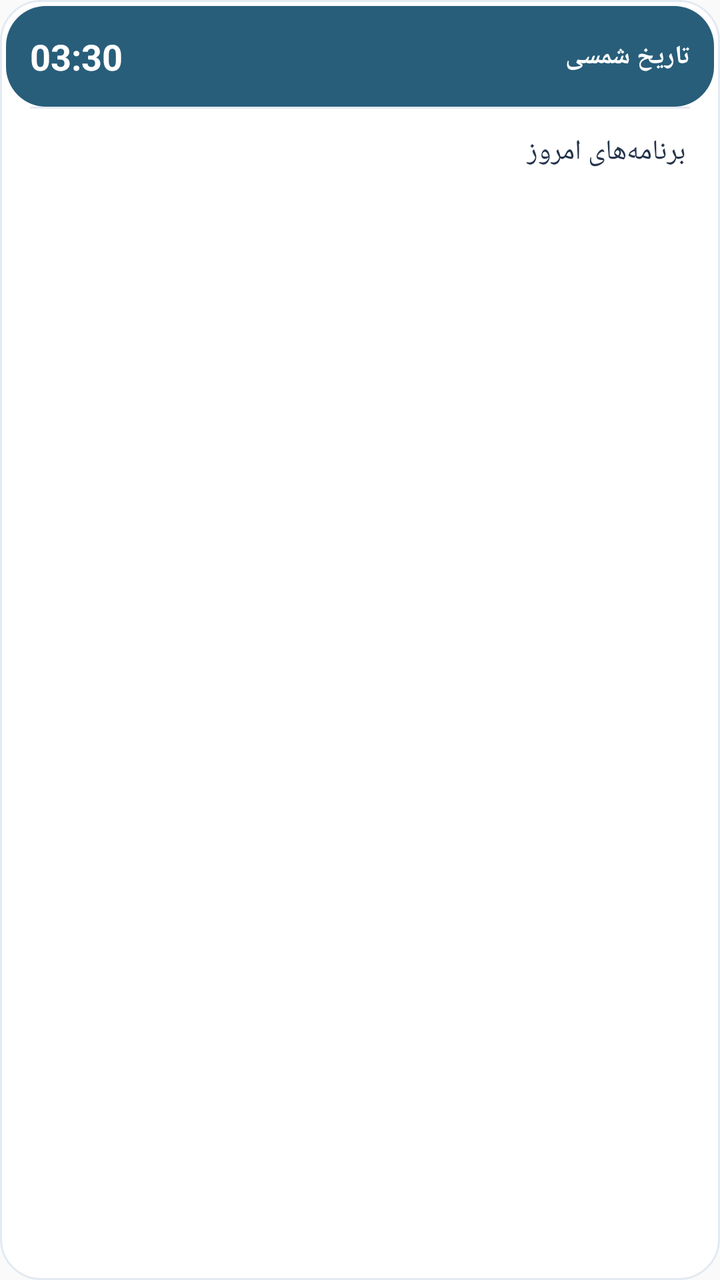
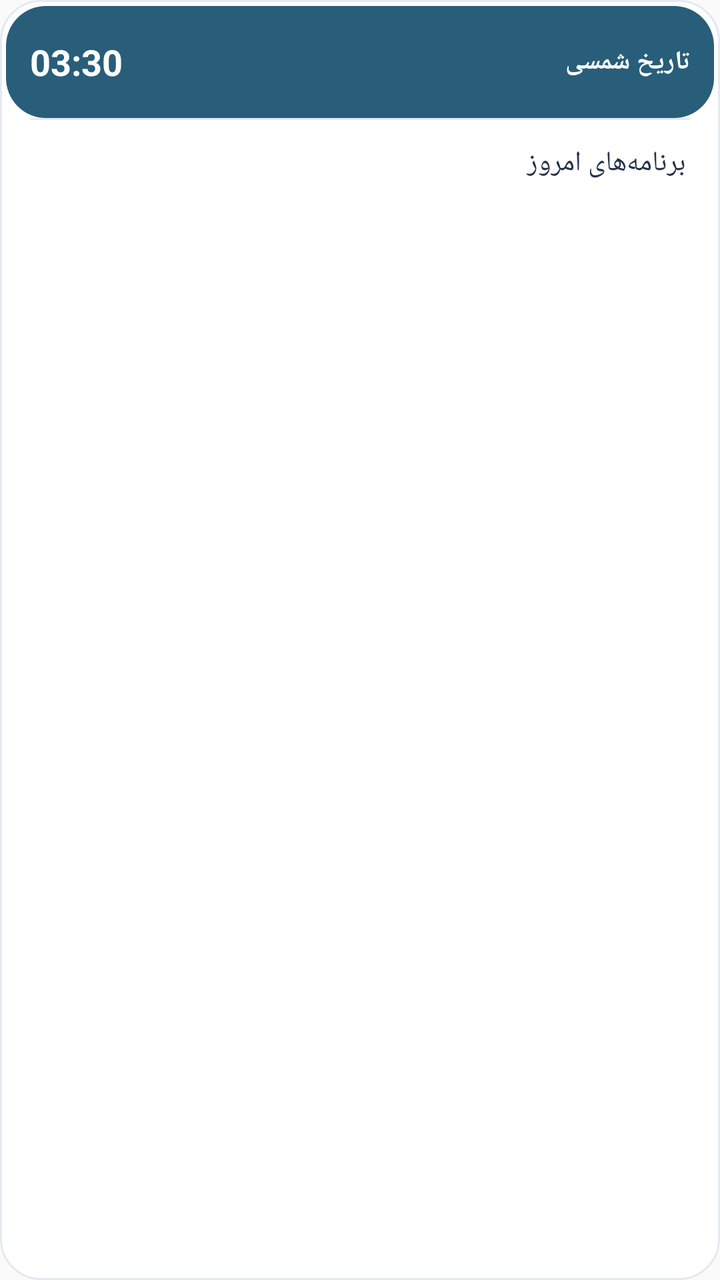

Two renders of the same Android screen: before a commit and after it. Below are the layout's source before the change and the commit's diff.
<!-- AndroidManifest.xml: application theme android:Theme.Material.Light.NoActionBar -->
<!-- res/layout/widget_notes.xml -->
<LinearLayout xmlns:android="http://schemas.android.com/apk/res/android" android:layout_width="match_parent" android:layout_height="match_parent" android:orientation="vertical" android:layoutDirection="rtl" android:padding="3dp" android:background="@drawable/widget_body"><FrameLayout android:layout_width="match_parent" android:layout_height="wrap_content"><ImageView android:id="@+id/widget_header_image" android:layout_width="match_parent" android:layout_height="match_parent" android:scaleType="fitXY" android:src="@drawable/widget_day_0"/><LinearLayout android:id="@+id/widget_header" android:layout_width="match_parent" android:layout_height="wrap_content" android:layoutDirection="rtl" android:orientation="horizontal" android:gravity="center_vertical" android:paddingHorizontal="12dp" android:paddingVertical="13dp" ><TextView android:id="@+id/date_text" android:layout_width="0dp" android:layout_height="wrap_content" android:layout_weight="1" android:gravity="right|center_vertical" android:textDirection="rtl" android:textLocale="fa-IR" android:textSize="13sp" android:textStyle="bold" android:textColor="#FFFFFF" android:maxLines="2" android:ellipsize="end" android:text="تاریخ شمسی"/><TextClock android:id="@+id/iran_clock" android:layout_width="wrap_content" android:layout_height="wrap_content" android:layout_marginStart="9dp" android:timeZone="Asia/Tehran" android:format24Hour="HH:mm" android:format12Hour="HH:mm" android:textLocale="fa-IR" android:textColor="#FFFFFF" android:textSize="18sp" android:textStyle="bold"/></LinearLayout></FrameLayout><TextView android:layout_width="match_parent" android:layout_height="1dp" android:layout_marginHorizontal="12dp" android:background="#E5EAF1"/><TextView android:id="@+id/notes_text" android:layout_width="match_parent" android:layout_height="0dp" android:layout_weight="1" android:paddingHorizontal="14dp" android:paddingVertical="12dp" android:textDirection="rtl" android:gravity="right|top" android:textLocale="fa-IR" android:textColor="#25344C" android:textSize="14sp" android:maxLines="7" android:ellipsize="end" android:text="برنامه‌های امروز"/></LinearLayout>
<!-- resources referenced by this layout -->
<resources>
  <!-- drawable widget_body (drawable) -->
  <shape xmlns:android="http://schemas.android.com/apk/res/android"><solid android:color="#FFFFFFFF"/><corners android:radius="20dp"/><stroke android:width="1dp" android:color="#E4EAF2"/></shape>
  <!-- drawable widget_day_0 (drawable) -->
  <shape xmlns:android="http://schemas.android.com/apk/res/android" android:shape="rectangle"><solid android:color="#285E7A"/><corners android:radius="20dp"/></shape>
</resources>

<!-- the commit's change to res/layout/widget_notes.xml (unified diff, before → after) -->
@@ -1 +1 @@
-<LinearLayout xmlns:android="http://schemas.android.com/apk/res/android" android:layout_width="match_parent" android:layout_height="match_parent" android:orientation="vertical" android:layoutDirection="rtl" android:padding="3dp" android:background="@drawable/widget_body"><FrameLayout android:layout_width="match_parent" android:layout_height="wrap_content"><ImageView android:id="@+id/widget_header_image" android:layout_width="match_parent" android:layout_height="match_parent" android:scaleType="fitXY" android:src="@drawable/widget_day_0"/><LinearLayout android:id="@+id/widget_header" android:layout_width="match_parent" android:layout_height="wrap_content" android:layoutDirection="rtl" android:orientation="horizontal" android:gravity="center_vertical" android:paddingHorizontal="12dp" android:paddingVertical="13dp" ><TextView android:id="@+id/date_text" android:layout_width="0dp" android:layout_height="wrap_content" android:layout_weight="1" android:gravity="right|center_vertical" android:textDirection="rtl" android:textLocale="fa-IR" android:textSize="13sp" android:textStyle="bold" android:textColor="#FFFFFF" android:maxLines="2" android:ellipsize="end" android:text="تاریخ شمسی"/><TextClock android:id="@+id/iran_clock" android:layout_width="wrap_content" android:layout_height="wrap_content" android:layout_marginStart="9dp" android:timeZone="Asia/Tehran" android:format24Hour="HH:mm" android:format12Hour="HH:mm" android:textLocale="fa-IR" android:textColor="#FFFFFF" android:textSize="18sp" android:textStyle="bold"/></LinearLayout></FrameLayout><TextView android:layout_width="match_parent" android:layout_height="1dp" android:layout_marginHorizontal="12dp" android:background="#E5EAF1"/><TextView android:id="@+id/notes_text" android:layout_width="match_parent" android:layout_height="0dp" android:layout_weight="1" android:paddingHorizontal="14dp" android:paddingVertical="12dp" android:textDirection="rtl" android:gravity="right|top" android:textLocale="fa-IR" android:textColor="#25344C" android:textSize="14sp" android:maxLines="7" android:ellipsize="end" android:text="برنامه‌های امروز"/></LinearLayout>
+<LinearLayout xmlns:android="http://schemas.android.com/apk/res/android" android:layout_width="match_parent" android:layout_height="match_parent" android:orientation="vertical" android:layoutDirection="rtl" android:padding="3dp" android:background="@drawable/widget_body"><FrameLayout android:layout_width="match_parent" android:layout_height="56dp"><ImageView android:id="@+id/widget_header_image" android:layout_width="match_parent" android:layout_height="match_parent" android:scaleType="fitXY" android:src="@drawable/widget_day_0"/><LinearLayout android:id="@+id/widget_header" android:layout_width="match_parent" android:layout_height="match_parent" android:layoutDirection="rtl" android:orientation="horizontal" android:gravity="center_vertical" android:paddingHorizontal="12dp" android:paddingVertical="13dp" ><TextView android:id="@+id/date_text" android:layout_width="0dp" android:layout_height="wrap_content" android:layout_weight="1" android:gravity="right|center_vertical" android:textDirection="rtl" android:textLocale="fa-IR" android:textSize="13sp" android:textStyle="bold" android:textColor="#FFFFFF" android:maxLines="2" android:ellipsize="end" android:text="تاریخ شمسی"/><TextClock android:id="@+id/iran_clock" android:layout_width="wrap_content" android:layout_height="wrap_content" android:layout_marginStart="9dp" android:timeZone="Asia/Tehran" android:format24Hour="HH:mm" android:format12Hour="HH:mm" android:textLocale="fa-IR" android:textColor="#FFFFFF" android:textSize="18sp" android:textStyle="bold"/></LinearLayout></FrameLayout><TextView android:layout_width="match_parent" android:layout_height="1dp" android:layout_marginHorizontal="12dp" android:background="#E5EAF1"/><TextView android:id="@+id/notes_text" android:layout_width="match_parent" android:layout_height="0dp" android:layout_weight="1" android:paddingHorizontal="14dp" android:paddingVertical="12dp" android:textDirection="rtl" android:gravity="right|top" android:textLocale="fa-IR" android:textColor="#25344C" android:textSize="14sp" android:maxLines="7" android:ellipsize="end" android:text="برنامه‌های امروز"/></LinearLayout>
